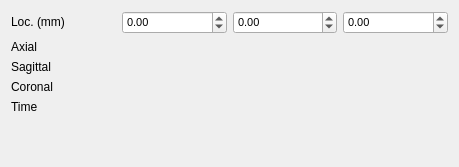
Above: Plugins/org.mitk.gui.qt.imagenavigator/src/internal/QmitkImageNavigatorView.ui from MITK/MITK before the change. Below: the same form after it.
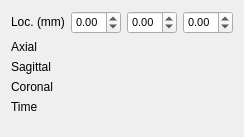
That is the form after the change. Custom widgets are drawn as their Qt base class.

Commit message: Reduce default minimum size of widgets

Diff of the .ui file:
```diff
--- a/Plugins/org.mitk.gui.qt.imagenavigator/src/internal/QmitkImageNavigatorView.ui
+++ b/Plugins/org.mitk.gui.qt.imagenavigator/src/internal/QmitkImageNavigatorView.ui
@@ -6,8 +6,8 @@
    <rect>
     <x>0</x>
     <y>0</y>
-    <width>459</width>
-    <height>167</height>
+    <width>241</width>
+    <height>137</height>
    </rect>
   </property>
   <property name="minimumSize">
@@ -41,6 +41,12 @@
        <verstretch>0</verstretch>
       </sizepolicy>
      </property>
+     <property name="minimumSize">
+      <size>
+       <width>50</width>
+       <height>0</height>
+      </size>
+     </property>
      <property name="font">
       <font>
        <pointsize>8</pointsize>
@@ -91,6 +97,12 @@
        <verstretch>0</verstretch>
       </sizepolicy>
      </property>
+     <property name="minimumSize">
+      <size>
+       <width>50</width>
+       <height>0</height>
+      </size>
+     </property>
      <property name="font">
       <font>
        <pointsize>8</pointsize>
@@ -128,6 +140,12 @@
        <verstretch>0</verstretch>
       </sizepolicy>
      </property>
+     <property name="minimumSize">
+      <size>
+       <width>50</width>
+       <height>0</height>
+      </size>
+     </property>
      <property name="font">
       <font>
        <pointsize>8</pointsize>
```
